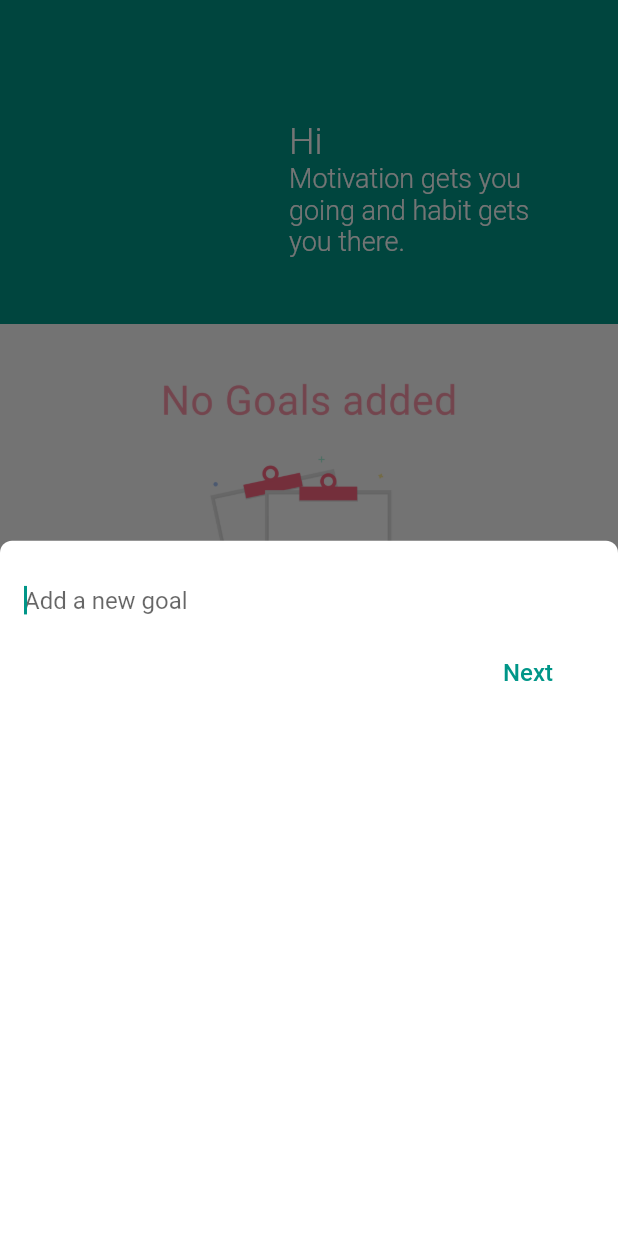
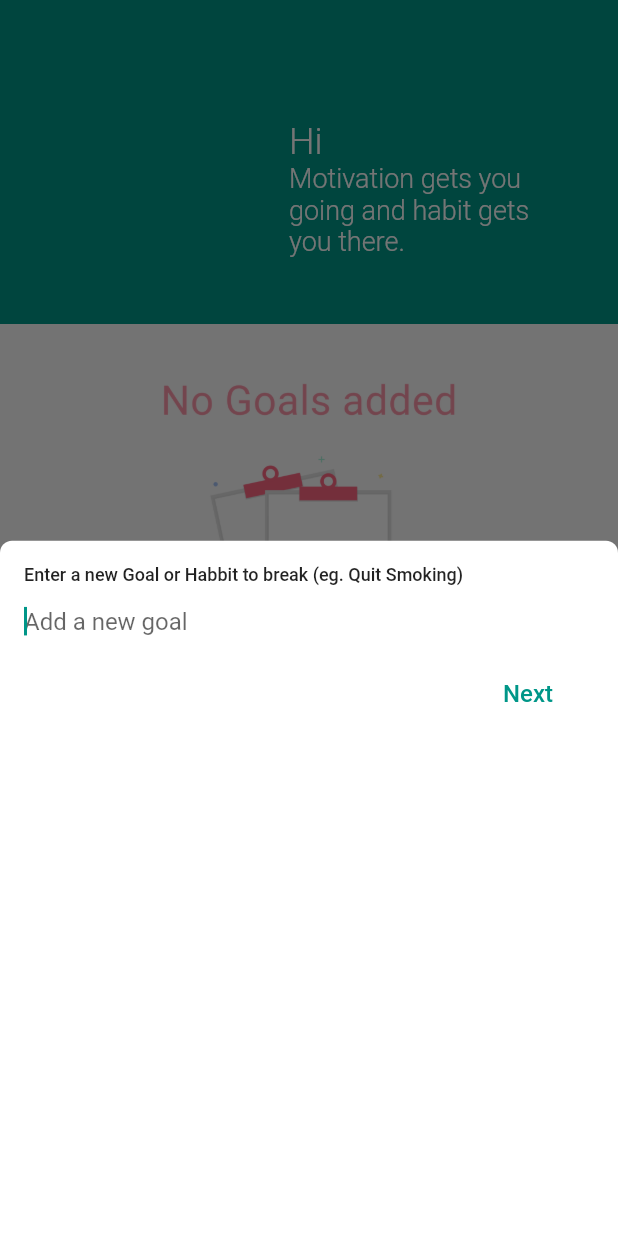
Before and after one commit to fabiojansenbr/21_days, a Flutter app: the GoalsListScreen screen opened by its route, after a tap on "Add a new Goal", on a phone screen of 412 x 824 dp. Run offline on Flutter 3.47's test engine with Material 2 defaults, Android fonts, the phone set to English and light mode, and no system bars; our stand-ins replace flutter_local_notifications, sqflite, video_player; missing offline and left inert: broadcast_events; accounts and stored records are empty.

Commit message:
Labels for Help

```diff
--- a/lib/screens/goals_list/widgets/goals_list_bottom_sheet.widget.dart
+++ b/lib/screens/goals_list/widgets/goals_list_bottom_sheet.widget.dart
@@ -1,4 +1,5 @@
 import 'package:flutter/material.dart';
+import 'package:flutter/painting.dart';
 import 'package:twenty_one_days/constants.dart';
 import 'package:twenty_one_days/screens/goals_list/goals_list.models.dart';
 
@@ -46,7 +47,16 @@ class _AddGoalBottomSheetState extends State<AddGoalBottomSheetWidget> {
           physics: NeverScrollableScrollPhysics(),
           children: [
             // Goal Title
-            Column(mainAxisSize: MainAxisSize.max, children: <Widget>[
+            Column(
+                mainAxisSize: MainAxisSize.max,
+                crossAxisAlignment: CrossAxisAlignment.start,
+                children: <Widget>[
+                  // Label
+                  Text(
+                    'Enter a new Goal or Habbit to break (eg. Quit Smoking)',
+                    style: TextStyle(fontSize: 12, fontWeight: FontWeight.w500),
+                  ),
+
                   Row(children: <Widget>[
                     // Title TextField
                     Expanded(
@@ -77,7 +87,16 @@ class _AddGoalBottomSheetState extends State<AddGoalBottomSheetWidget> {
                 ]),
 
             // Replace with
-            Column(mainAxisSize: MainAxisSize.max, children: <Widget>[
+            Column(
+                mainAxisSize: MainAxisSize.max,
+                crossAxisAlignment: CrossAxisAlignment.start,
+                children: <Widget>[
+                  // Label
+                  Text(
+                    'New habbit to replace it with (eg. Chew a gum)',
+                    style: TextStyle(fontSize: 12, fontWeight: FontWeight.w500),
+                  ),
+
                   Row(children: <Widget>[
                     // Title TextField
                     Expanded(
@@ -107,7 +126,15 @@ class _AddGoalBottomSheetState extends State<AddGoalBottomSheetWidget> {
                 ]),
 
             // Remind At
-            Column(mainAxisSize: MainAxisSize.max, children: <Widget>[
+            Column(
+                mainAxisSize: MainAxisSize.max,
+                crossAxisAlignment: CrossAxisAlignment.start,
+                children: <Widget>[
+                  Text(
+                    'We will remind you daily at the time you choose',
+                    style: TextStyle(fontSize: 12, fontWeight: FontWeight.w500),
+                  ),
+
                   Row(children: <Widget>[
                     // Title TextField
                     Opacity(opacity: 0.72, child: Text('Remind At:')),
```
Lines whose indentation alone changed are shown as unchanged.
